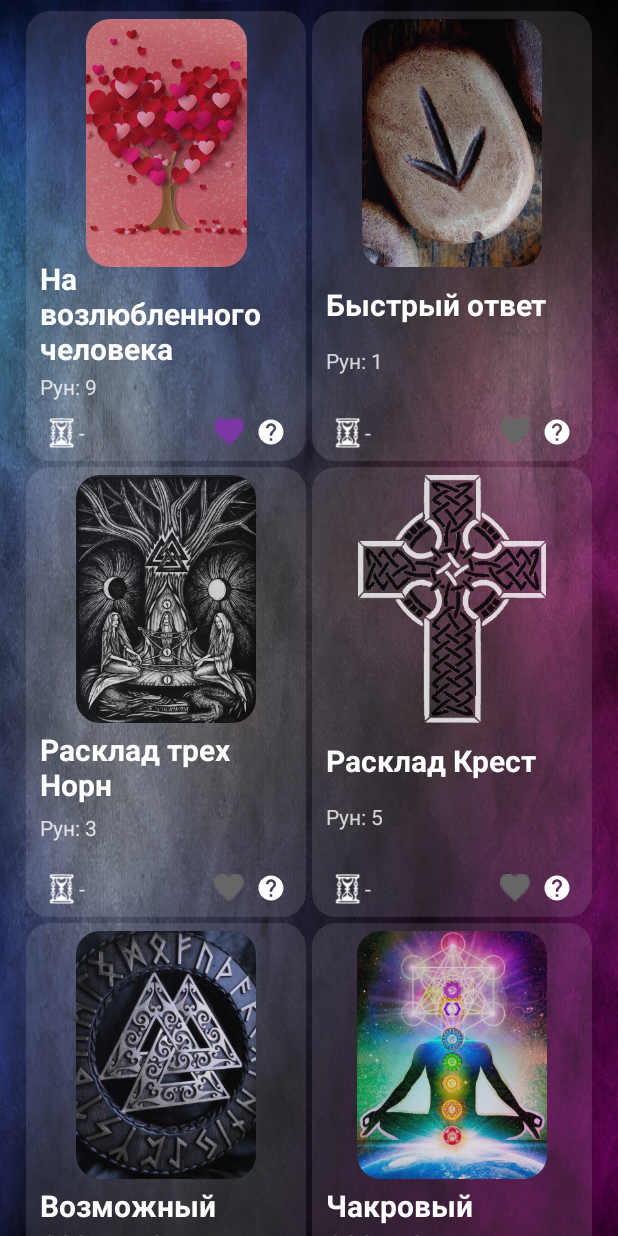
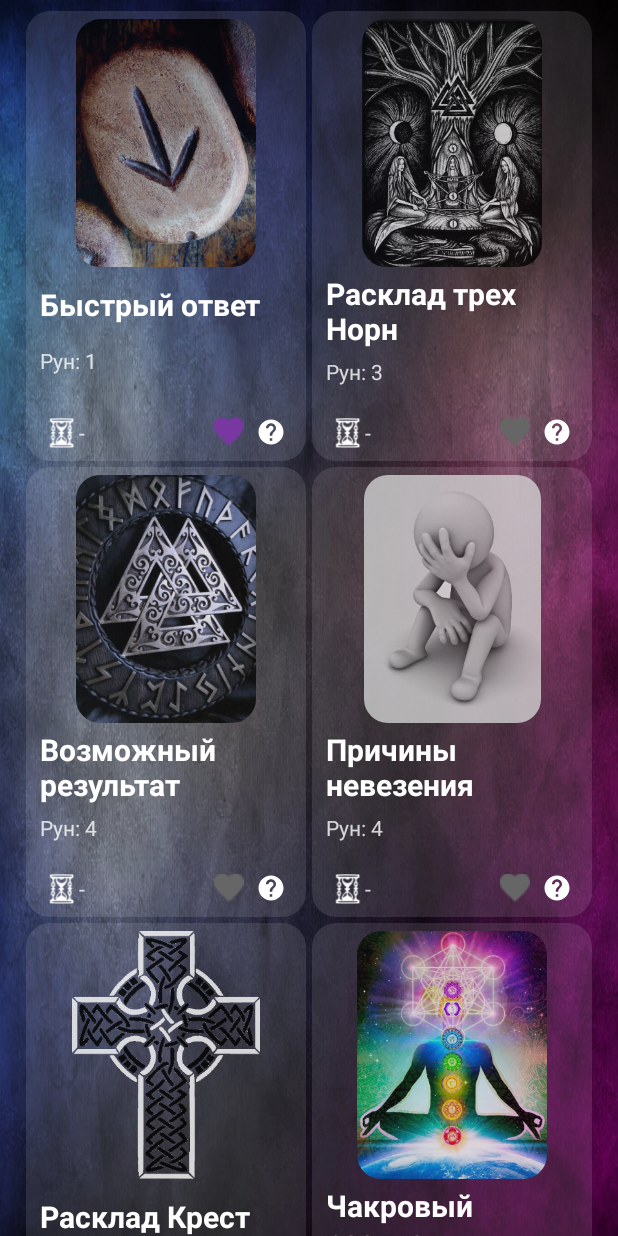
Before and after one commit to amaizzzing/magicrunes, an Android app: the fragment FortuneFragment shown on its own in the app's theme, after a tap on an icon or button, on a phone screen of 412 x 824 dp. Run offline under Robolectric (Android 15) with nearby library versions, the phone set to English and light mode, and no system bars; our stand-ins replace Dagger/Hilt's generated code, Firebase (no records; nobody signed in at launch, a user with empty details on screens opened directly), Room's generated code.

Commit message:
fix fortunes

```diff
--- a/app/src/main/java/com/magicrunes/magicrunes/domain/interactors/fortuneinteractor/FortuneInteractor.kt
+++ b/app/src/main/java/com/magicrunes/magicrunes/domain/interactors/fortuneinteractor/FortuneInteractor.kt
@@ -21,7 +21,7 @@ class FortuneInteractor(
 
                     FortuneModel(it, lastDate, fortuneFactory.createFortune(it.id))
                 }
-                .sortedWith(compareBy<FortuneModel> { it.isFavourite }.thenBy { it.dateInMillis })
+                .sortedWith(compareBy<FortuneModel> { it.isFavourite }.thenBy { it.dateInMillis }.thenByDescending { it.currentStrategy?.visibleRuneList?.size })
                 .reversed()
 
         return BaseState.Success(resultList)
--- a/app/src/main/java/com/magicrunes/magicrunes/ui/fragments/FortuneFragment.kt
+++ b/app/src/main/java/com/magicrunes/magicrunes/ui/fragments/FortuneFragment.kt
@@ -141,7 +141,7 @@ class FortuneFragment: BaseFragment<FragmentFortuneBinding, FortuneFragmentViewM
             viewModel.updateFavouriteFortune(oldFortuneList[position].id, it.isFavourite)
         }
         newList = newList
-            .sortedWith(compareBy<FortuneModel> { it.isFavourite }.thenBy { it.dateInMillis })
+            .sortedWith(compareBy<FortuneModel> { it.isFavourite }.thenBy { it.dateInMillis }.thenByDescending { it.currentStrategy?.visibleRuneList?.size })
             .reversed()
 
         diffUtilUpdates(newList)
--- /dev/null
+++ b/app/src/main/java/com/magicrunes/magicrunes/ui/fragments/currentfortunestrategies/FortuneBadLuckReasons.kt
@@ -0,0 +1,19 @@
+package com.magicrunes.magicrunes.ui.fragments.currentfortunestrategies
+
+import android.os.Parcelable
+import kotlinx.parcelize.Parcelize
+
+@Parcelize
+class FortuneBadLuckReasons: ICurrentFragmentStrategy, Parcelable {
+    override var visibleRuneList: ArrayList<Int> =
+        arrayListOf(17, 6, 4, 25)
+    override var maxCol: Int = 5
+    override var maxRow: Int = 5
+    override var description: List<String> =
+        listOf(
+            "Причина, не зависящая от человека",
+            "Роковая-фатальная случайность",
+            "Собственная глупость",
+            "Тактические и методические ошибки"
+        )
+}
--- a/app/src/main/java/com/magicrunes/magicrunes/ui/fragments/currentfortunestrategies/FortuneFactory.kt
+++ b/app/src/main/java/com/magicrunes/magicrunes/ui/fragments/currentfortunestrategies/FortuneFactory.kt
@@ -9,6 +9,10 @@ class FortuneFactory {
             4L -> Fortune4Runes()
             5L -> FortuneChakr()
             6L -> FortuneLover()
+            7L -> FortuneMarriageForecast()
+            8L -> FortuneRelationshipAnalysis()
+            9L -> FortuneBadLuckReasons()
+            10L -> FortuneFearsReality()
 
             else -> FastFortune()
         }
--- /dev/null
+++ b/app/src/main/java/com/magicrunes/magicrunes/ui/fragments/currentfortunestrategies/FortuneFearsReality.kt
@@ -0,0 +1,23 @@
+package com.magicrunes.magicrunes.ui.fragments.currentfortunestrategies
+
+import android.os.Parcelable
+import kotlinx.parcelize.Parcelize
+
+@Parcelize
+class FortuneFearsReality: ICurrentFragmentStrategy, Parcelable {
+    override var visibleRuneList: ArrayList<Int> =
+        arrayListOf(1, 2, 3, 4, 5, 6, 7, 8)
+    override var maxCol: Int = 2
+    override var maxRow: Int = 4
+    override var description: List<String> =
+        listOf(
+            "Что рисует воображение",
+            "Как выглядит ситуация на самом деле",
+            "Негативное в воображении",
+            "Явный негатив по данной проблеме",
+            "Позитивное в воображении",
+            "Явный позитив",
+            "То, что не случится на самом деле",
+            "Будущее и что случится"
+        )
+}
--- /dev/null
+++ b/app/src/main/java/com/magicrunes/magicrunes/ui/fragments/currentfortunestrategies/FortuneMarriageForecast.kt
@@ -0,0 +1,23 @@
+package com.magicrunes.magicrunes.ui.fragments.currentfortunestrategies
+
+import android.os.Parcelable
+import kotlinx.parcelize.Parcelize
+
+@Parcelize
+class FortuneMarriageForecast: ICurrentFragmentStrategy, Parcelable {
+    override var visibleRuneList: ArrayList<Int> =
+        arrayListOf(10, 7, 4, 1, 2, 3, 8, 6)
+    override var maxCol: Int = 3
+    override var maxRow: Int = 4
+    override var description: List<String> =
+        listOf(
+            "Прошлое",
+            "Прошлое",
+            "Настоящее",
+            "Настоящее",
+            "Будущее",
+            "Будущее",
+            "Отдаленное будущее",
+            "Отдаленное будущее"
+        )
+}
--- /dev/null
+++ b/app/src/main/java/com/magicrunes/magicrunes/ui/fragments/currentfortunestrategies/FortuneRelationshipAnalysis.kt
@@ -0,0 +1,22 @@
+package com.magicrunes.magicrunes.ui.fragments.currentfortunestrategies
+
+import android.os.Parcelable
+import kotlinx.parcelize.Parcelize
+
+@Parcelize
+class FortuneRelationshipAnalysis: ICurrentFragmentStrategy, Parcelable {
+    override var visibleRuneList: ArrayList<Int> =
+        arrayListOf(2, 8, 10, 6, 12, 14, 18)
+    override var maxCol: Int = 7
+    override var maxRow: Int = 3
+    override var description: List<String> =
+        listOf(
+            "Отношение партнера к Вам",
+            "Как партнер видит отношения",
+            "Что хочет, чего не хватает",
+            "Ваше отношение к партнеру",
+            "Как Вы видите отношения",
+            "Чего хотите от партнера",
+            "Общее в отношениях"
+        )
+}
```
Also changed, not shown: app/src/main/assets/database/pre_magicrunes.db, app/src/main/res/drawable/fortune_badluck_reasons.png (added), app/src/main/res/drawable/fortune_fears_reality.png (added), app/src/main/res/drawable/fortune_relationship_analysis.png (added), 1 other file.
